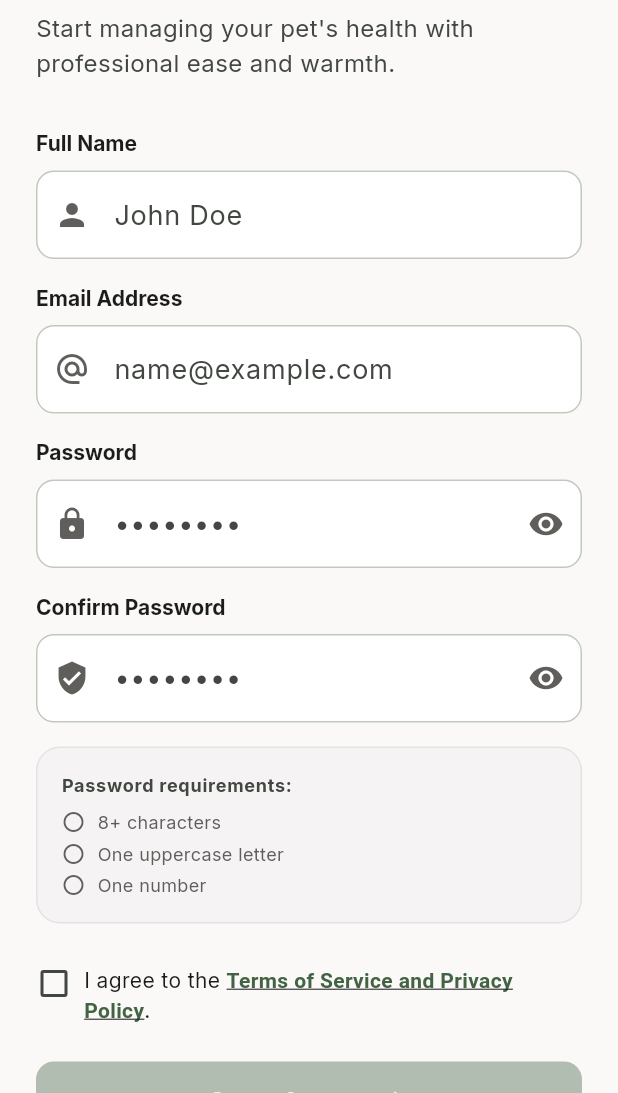
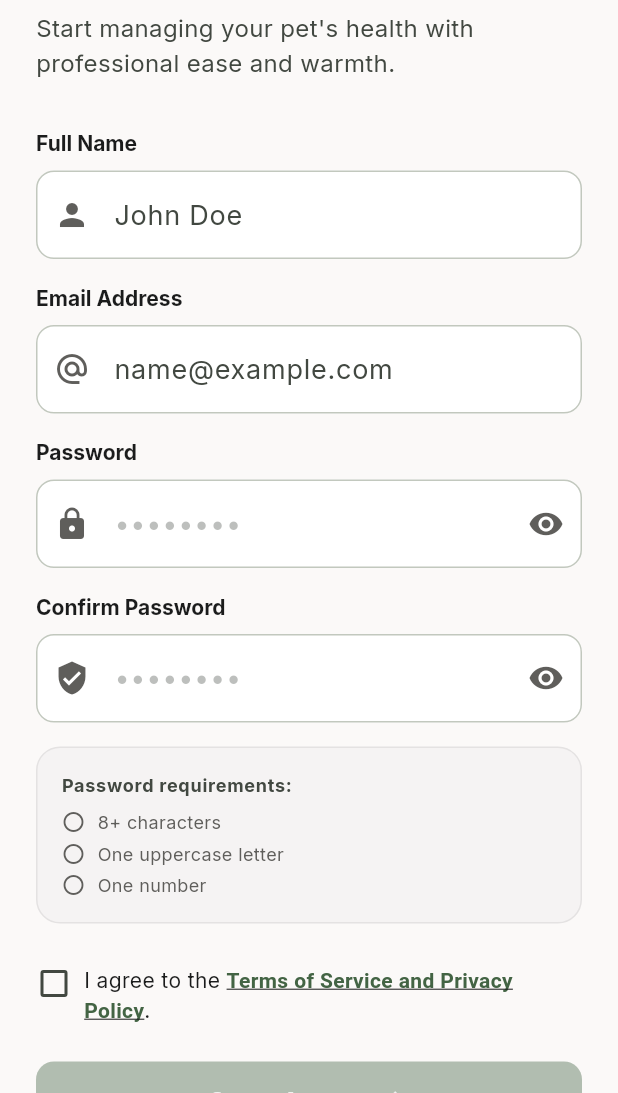
Before and after one commit to ManuelTorresM/pawsNcare, a Flutter app: the screen it shows after launch, after a tap on "Create Account", on a phone screen of 412 x 824 dp, the part 143-1236 px from its top. Run offline on Flutter 3.47's test engine with Material 3 defaults, Android fonts, the phone set to English and light mode, and no system bars; our stand-ins replace cloud_firestore, equatable, firebase_auth, firebase_core, flutter_bloc, flutter_local_notifications and 9 more; missing offline and left inert: extension_google_sign_in_as_googleapis_auth, googleapis, mobile_scanner; accounts and stored records are empty; network calls fail.

Commit message:
Make password hint dots and obscured text dots transparent across Login and Register screens

```diff
--- a/lib/presentation/screens/auth/login_screen.dart
+++ b/lib/presentation/screens/auth/login_screen.dart
@@ -66,14 +66,6 @@ class _LoginScreenState extends State<LoginScreen> {
                       height: 150,
                       fit: BoxFit.contain,
                     ),
-                    const SizedBox(height: 16),
-                    Text(
-                      'Nurturing pet health together.',
-                      textAlign: TextAlign.center,
-                      style: theme.textTheme.bodyMedium?.copyWith(
-                        color: AppTheme.onSurfaceVariant,
-                      ),
-                    ),
                     const SizedBox(height: 48),
 
                     // Email Input
@@ -130,8 +122,16 @@ class _LoginScreenState extends State<LoginScreen> {
                     TextFormField(
                       controller: _passwordController,
                       obscureText: _obscurePassword,
+                      style: TextStyle(
+                        color: AppTheme.onSurface.withValues(alpha: 0.65),
+                      ),
                       decoration: InputDecoration(
                         hintText: '••••••••',
+                        hintStyle: TextStyle(
+                          color: AppTheme.onSurfaceVariant.withValues(
+                            alpha: 0.35,
+                          ),
+                        ),
                         prefixIcon: const Icon(
                           Icons.lock,
                           color: AppTheme.secondary,
@@ -461,11 +461,7 @@ class _LoginScreenState extends State<LoginScreen> {
                   color: iconColor.withValues(alpha: 0.15),
                   shape: BoxShape.circle,
                 ),
-                child: Icon(
-                  icon,
-                  color: iconColor,
-                  size: 32,
-                ),
+                child: Icon(icon, color: iconColor, size: 32),
               ),
               const SizedBox(height: 16),
               Text(
@@ -508,9 +504,7 @@ class _LoginScreenState extends State<LoginScreen> {
                   try {
                     ScaffoldMessenger.of(context).showSnackBar(
                       const SnackBar(
-                        content: Text(
-                          'Sending verification email...',
-                        ),
+                        content: Text('Sending verification email...'),
                       ),
                     );
                   } catch (_) {}
--- a/lib/presentation/screens/auth/register_screen.dart
+++ b/lib/presentation/screens/auth/register_screen.dart
@@ -263,8 +263,16 @@ class _RegisterScreenState extends State<RegisterScreen> {
                   TextFormField(
                     controller: _passwordController,
                     obscureText: _obscurePassword,
+                    style: TextStyle(
+                      color: AppTheme.onSurface.withValues(alpha: 0.65),
+                    ),
                     decoration: InputDecoration(
                       hintText: '••••••••',
+                      hintStyle: TextStyle(
+                        color: AppTheme.onSurfaceVariant.withValues(
+                          alpha: 0.35,
+                        ),
+                      ),
                       prefixIcon: const Icon(
                         Icons.lock,
                         color: AppTheme.secondary,
@@ -291,8 +299,16 @@ class _RegisterScreenState extends State<RegisterScreen> {
                   TextFormField(
                     controller: _confirmPasswordController,
                     obscureText: _obscureConfirmPassword,
+                    style: TextStyle(
+                      color: AppTheme.onSurface.withValues(alpha: 0.65),
+                    ),
                     decoration: InputDecoration(
                       hintText: '••••••••',
+                      hintStyle: TextStyle(
+                        color: AppTheme.onSurfaceVariant.withValues(
+                          alpha: 0.35,
+                        ),
+                      ),
                       prefixIcon: const Icon(
                         Icons.verified_user,
                         color: AppTheme.secondary,
```
